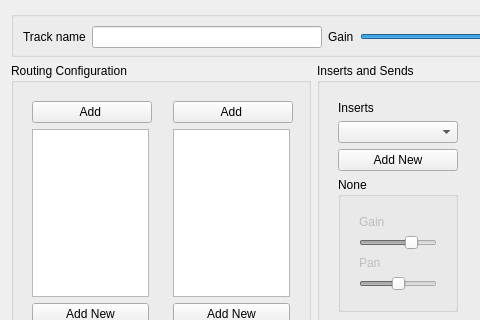
The window that src/sheetcanvas/ui/TTrackManagerDialog.ui (ErwanLegrand/Traverso-DAW) describes before a commit, drawn with Qt 5; both pictures show x 0 to 480 and y 0 to 320 of the 877 by 413 pixel window.
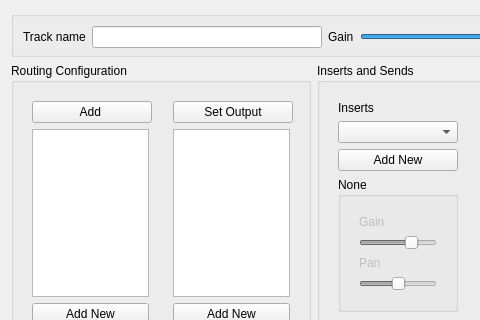
The same window after the commit.

Commit message:
Added basic routing functionality to track manager
same stuff copied from TrackPanelView::select_bus(), reworked to fit
track manager flow.

```diff
--- a/src/sheetcanvas/ui/TTrackManagerDialog.ui
+++ b/src/sheetcanvas/ui/TTrackManagerDialog.ui
@@ -144,7 +144,7 @@
                 </size>
                </property>
                <property name="text">
-                <string>Add </string>
+                <string>Set Output</string>
                </property>
               </widget>
              </item>
```
Left out of the diff: 17 changed lines with no effect on the pictures. The commit also changes 2 other files.
